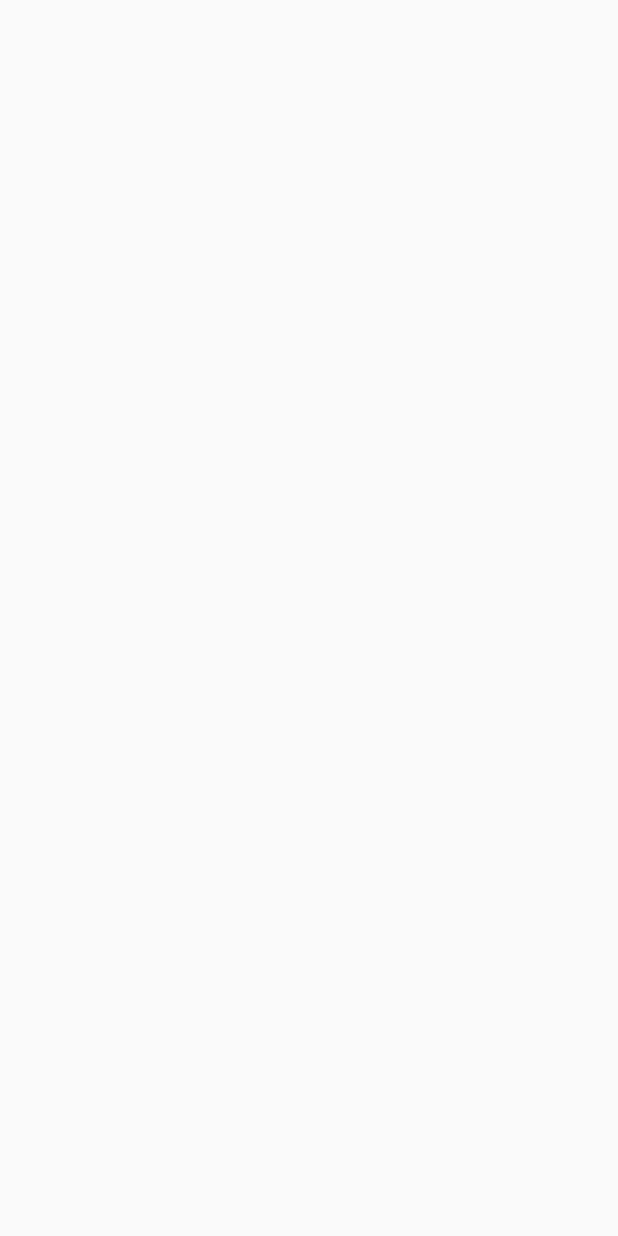
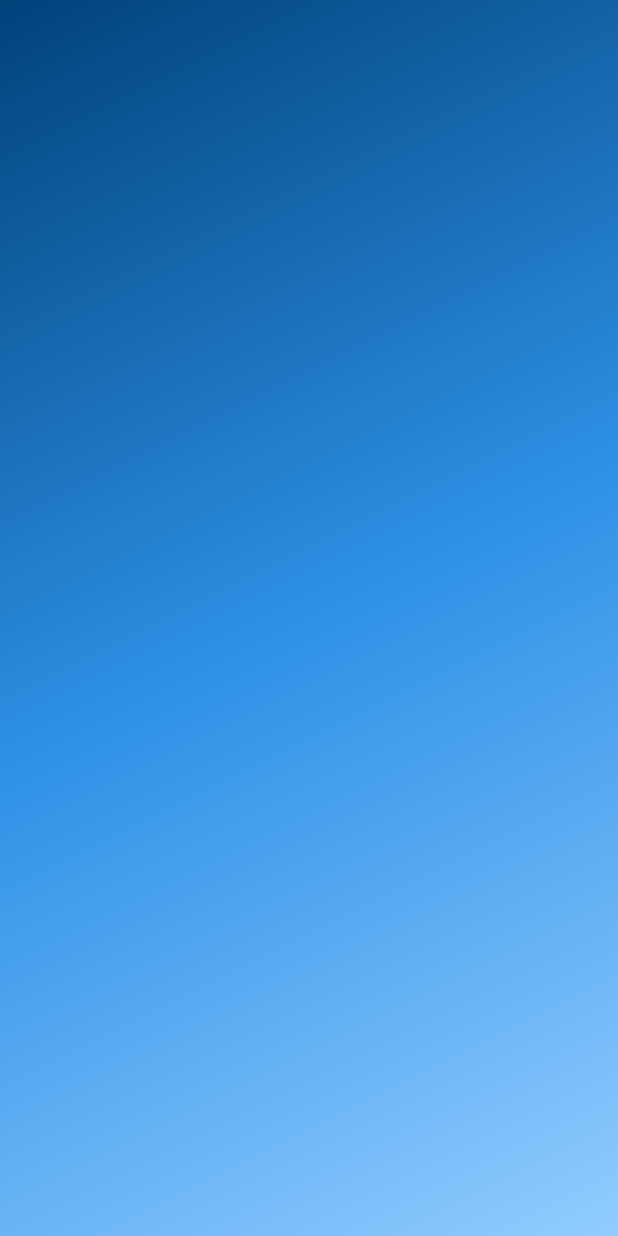
Before and after one commit to SosisochkaSGorchicey/IPApp, an Android app built with Jetpack Compose: the screen it shows after launch (MainActivity), on a phone screen of 412 x 824 dp. Before the commit the screen is empty. Run offline under Robolectric (Android 15) with nearby library versions, the phone set to English and light mode, and no system bars.

```diff
--- a/app/src/main/AndroidManifest.xml
+++ b/app/src/main/AndroidManifest.xml
@@ -1,6 +1,8 @@
 <?xml version="1.0" encoding="utf-8"?>
 <manifest xmlns:android="http://schemas.android.com/apk/res/android"
     xmlns:tools="http://schemas.android.com/tools">
+
+    <uses-permission android:name="android.permission.ACCESS_WIFI_STATE"/>
 
     <application
         android:name=".di.MainApp"
--- a/app/src/main/java/com/example/ipapp/MainActivity.kt
+++ b/app/src/main/java/com/example/ipapp/MainActivity.kt
@@ -4,12 +4,15 @@ import android.os.Bundle
 import androidx.activity.ComponentActivity
 import androidx.activity.compose.setContent
 import com.example.ipapp.presentation.screen.MainScreen
+import com.example.ipapp.ui.theme.IPAppTheme
 
 class MainActivity : ComponentActivity() {
     override fun onCreate(savedInstanceState: Bundle?) {
         super.onCreate(savedInstanceState)
         setContent {
-            MainScreen()
+            IPAppTheme{
+                MainScreen()
+            }
         }
     }
 }
--- a/app/src/main/java/com/example/ipapp/data/datasource/IPService.kt
+++ b/app/src/main/java/com/example/ipapp/data/datasource/IPService.kt
@@ -2,8 +2,11 @@ package com.example.ipapp.data.datasource
 
 import com.example.ipapp.data.datasource.model.IPDataModel
 import retrofit2.http.GET
+import retrofit2.http.Path
 
 interface IPService {
-    @GET("search")
-    suspend fun getIPData(): IPDataModel
+    @GET("search/{ip}")
+    suspend fun getIPData(
+        @Path("ip") ip: String
+    ): IPDataModel
 }
--- a/app/src/main/java/com/example/ipapp/di/MyAppModule.kt
+++ b/app/src/main/java/com/example/ipapp/di/MyAppModule.kt
@@ -19,7 +19,7 @@ object MyAppModule {
 
         single { GetIPDataUseCase(ipRepository = get()) }
 
-        viewModel { MainViewModel() }
+        viewModel { MainViewModel(getIPDataUseCase = get()) }
     }
 
     private fun provideRetrofitForMyApp(): Retrofit = Retrofit.Builder()
--- a/app/src/main/java/com/example/ipapp/domain/NetworkResult.kt
+++ b/app/src/main/java/com/example/ipapp/domain/NetworkResult.kt
@@ -2,9 +2,9 @@ package com.example.ipapp.domain
 
 sealed class NetworkResult<T> {
 
-    data class IOException<T>(val errorMessage: Int) : NetworkResult<T>()
+    data class IOException<T>(val errorMessageRes: Int) : NetworkResult<T>()
 
-    data class HttpException<T>(val errorMessage: Int) : NetworkResult<T>()
+    data class HttpException<T>(val errorMessageRes: Int) : NetworkResult<T>()
 
     data class Success<T>(val data: T) : NetworkResult<T>()
 }
--- a/app/src/main/java/com/example/ipapp/domain/repository/IPRepository.kt
+++ b/app/src/main/java/com/example/ipapp/domain/repository/IPRepository.kt
@@ -5,5 +5,5 @@ import com.example.ipapp.domain.model.IPData
 import kotlinx.coroutines.flow.Flow
 
 interface IPRepository {
-    fun getIPData(): Flow<NetworkResult<IPData>>
+    fun getIPData(ip: String): Flow<NetworkResult<IPData>>
 }
--- a/app/src/main/java/com/example/ipapp/domain/usecases/GetIPDataUseCase.kt
+++ b/app/src/main/java/com/example/ipapp/domain/usecases/GetIPDataUseCase.kt
@@ -5,5 +5,5 @@ import com.example.ipapp.domain.repository.IPRepository
 class GetIPDataUseCase(
     private val ipRepository: IPRepository
 ) {
-    operator fun invoke() = ipRepository.getIPData()
+    operator fun invoke(ip: String) = ipRepository.getIPData(ip = ip)
 }
--- a/app/src/main/java/com/example/ipapp/presentation/screen/MainScreen.kt
+++ b/app/src/main/java/com/example/ipapp/presentation/screen/MainScreen.kt
@@ -1,9 +1,34 @@
 package com.example.ipapp.presentation.screen
 
+import androidx.compose.foundation.background
+import androidx.compose.foundation.layout.Column
+import androidx.compose.foundation.layout.fillMaxSize
+import androidx.compose.foundation.rememberScrollState
+import androidx.compose.foundation.verticalScroll
+import androidx.compose.material3.MaterialTheme
 import androidx.compose.runtime.Composable
+import androidx.compose.ui.Modifier
+import androidx.compose.ui.graphics.Brush
 import com.example.ipapp.presentation.viewmodel.MainViewModel
 import org.koin.androidx.compose.koinViewModel
 
+
 @Composable
 fun MainScreen(mainViewModel: MainViewModel = koinViewModel()) {
+    Column(
+        modifier = Modifier
+            .fillMaxSize()
+            .background(
+                brush = Brush.linearGradient(
+                    listOf(
+                        MaterialTheme.colorScheme.primary,
+                        MaterialTheme.colorScheme.secondary,
+                        MaterialTheme.colorScheme.tertiary
+                    )
+                )
+            )
+            .verticalScroll(rememberScrollState())
+    ) {
+
+    }
 }
--- a/app/src/main/java/com/example/ipapp/presentation/viewmodel/MainViewModel.kt
+++ b/app/src/main/java/com/example/ipapp/presentation/viewmodel/MainViewModel.kt
@@ -1,10 +1,49 @@
 package com.example.ipapp.presentation.viewmodel
 
-import android.util.Log
 import androidx.lifecycle.ViewModel
+import androidx.lifecycle.viewModelScope
+import com.example.ipapp.R
+import com.example.ipapp.domain.NetworkResult
+import com.example.ipapp.domain.model.IPData
+import com.example.ipapp.domain.usecases.GetIPDataUseCase
+import kotlinx.coroutines.flow.MutableStateFlow
+import kotlinx.coroutines.flow.StateFlow
+import kotlinx.coroutines.flow.asStateFlow
+import kotlinx.coroutines.launch
+import java.net.Inet4Address
+import java.net.NetworkInterface
+import java.net.SocketException
 
-class MainViewModel: ViewModel() {
-    init {
-        Log.v("alice", this.toString())
+
+class MainViewModel(
+    private val getIPDataUseCase: GetIPDataUseCase
+) : ViewModel() {
+
+    private val _ipData = MutableStateFlow(IPData())
+    val ipData = _ipData.asStateFlow()
+
+    private val _errorForDisplayRes = MutableStateFlow<Int>(R.string.empty)
+    val errorForDisplayRes: StateFlow<Int> = _errorForDisplayRes
+
+    fun getIpData(ip: String) {
+        viewModelScope.launch {
+            getIPDataUseCase(ip = ip).collect { result ->
+                when (result) {
+                    is NetworkResult.Success -> {
+                        _errorForDisplayRes.value = R.string.empty
+                        _ipData.value = result.data
+                    }
+
+                    is NetworkResult.IOException -> {
+                        _errorForDisplayRes.value = result.errorMessageRes
+                    }
+
+                    is NetworkResult.HttpException -> {
+                        _errorForDisplayRes.value = result.errorMessageRes
+                    }
+                }
+            }
+        }
     }
+
 }
--- a/app/src/main/java/com/example/ipapp/ui/theme/Color.kt
+++ b/app/src/main/java/com/example/ipapp/ui/theme/Color.kt
@@ -2,10 +2,6 @@ package com.example.ipapp.ui.theme
 
 import androidx.compose.ui.graphics.Color
 
-val Purple80 = Color(0xFFD0BCFF)
-val PurpleGrey80 = Color(0xFFCCC2DC)
-val Pink80 = Color(0xFFEFB8C8)
-
-val Purple40 = Color(0xFF6650a4)
-val PurpleGrey40 = Color(0xFF625b71)
-val Pink40 = Color(0xFF7D5260)
+val blue = Color(0xFF00427A)
+val lightBlue = Color(0xFF2E91E6)
+val lightestBlue = Color(0xFF91CCFF)
--- a/app/src/main/java/com/example/ipapp/ui/theme/Theme.kt
+++ b/app/src/main/java/com/example/ipapp/ui/theme/Theme.kt
@@ -16,40 +16,23 @@ import androidx.compose.ui.platform.LocalView
 import androidx.core.view.WindowCompat
 
 private val DarkColorScheme = darkColorScheme(
-    primary = Purple80,
-    secondary = PurpleGrey80,
-    tertiary = Pink80
+    primary = blue,
+    secondary = lightBlue,
+    tertiary = lightestBlue
 )
 
 private val LightColorScheme = lightColorScheme(
-    primary = Purple40,
-    secondary = PurpleGrey40,
-    tertiary = Pink40
-
-    /* Other default colors to override
-    background = Color(0xFFFFFBFE),
-    surface = Color(0xFFFFFBFE),
-    onPrimary = Color.White,
-    onSecondary = Color.White,
-    onTertiary = Color.White,
-    onBackground = Color(0xFF1C1B1F),
-    onSurface = Color(0xFF1C1B1F),
-    */
+    primary = blue,
+    secondary = lightBlue,
+    tertiary = lightestBlue
 )
 
 @Composable
 fun IPAppTheme(
     darkTheme: Boolean = isSystemInDarkTheme(),
-    // Dynamic color is available on Android 12+
-    dynamicColor: Boolean = true,
     content: @Composable () -> Unit
 ) {
     val colorScheme = when {
-        dynamicColor && Build.VERSION.SDK_INT >= Build.VERSION_CODES.S -> {
-            val context = LocalContext.current
-            if (darkTheme) dynamicDarkColorScheme(context) else dynamicLightColorScheme(context)
-        }
-
         darkTheme -> DarkColorScheme
         else -> LightColorScheme
     }
--- a/app/src/main/res/values/strings.xml
+++ b/app/src/main/res/values/strings.xml
@@ -4,6 +4,7 @@
     <string name="bad_connection">Bad connection</string>
     <string name="error">Error</string>
     <string name="null_data_error">data error</string>
+    <string name="empty"></string>
 
     <string name="http_400">Incorrect Request</string>
     <string name="http_403">The server can not find the requested resource</string>
```
Also changed, not shown: app/src/main/java/com/example/ipapp/data/repository/IPRepositoryImpl.kt (+4 -4 lines).
